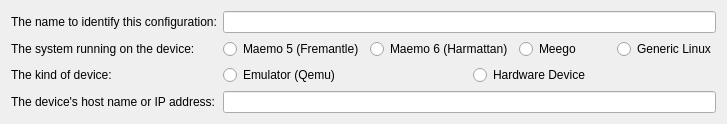
Old version of the form src/plugins/qt4projectmanager/qt-maemo/maemodeviceconfigwizardstartpage.ui in the repository qt-creator/qt-creator.
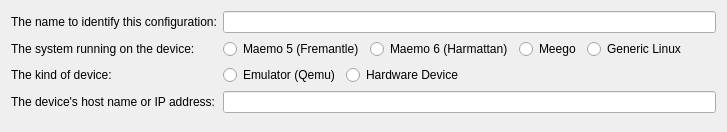
New version of the form.

Commit message: Maemo: Fix device configurations wizard UI.

```diff
--- a/src/plugins/qt4projectmanager/qt-maemo/maemodeviceconfigwizardstartpage.ui
+++ b/src/plugins/qt4projectmanager/qt-maemo/maemodeviceconfigwizardstartpage.ui
@@ -7,13 +7,16 @@
     <x>0</x>
     <y>0</y>
     <width>727</width>
-    <height>122</height>
+    <height>132</height>
    </rect>
   </property>
   <property name="windowTitle">
    <string>WizardPage</string>
   </property>
   <layout class="QFormLayout" name="formLayout">
+   <property name="fieldGrowthPolicy">
+    <enum>QFormLayout::AllNonFixedFieldsGrow</enum>
+   </property>
    <item row="0" column="0">
     <widget class="QLabel" name="nameLabel">
      <property name="text">
@@ -61,6 +64,19 @@
        </property>
       </widget>
      </item>
+     <item>
+      <spacer name="horizontalSpacer">
+       <property name="orientation">
+        <enum>Qt::Horizontal</enum>
+       </property>
+       <property name="sizeHint" stdset="0">
+        <size>
+         <width>40</width>
+         <height>20</height>
+        </size>
+       </property>
+      </spacer>
+     </item>
     </layout>
    </item>
    <item row="2" column="0">
@@ -86,6 +102,19 @@
        </property>
       </widget>
      </item>
+     <item>
+      <spacer name="horizontalSpacer_2">
+       <property name="orientation">
+        <enum>Qt::Horizontal</enum>
+       </property>
+       <property name="sizeHint" stdset="0">
+        <size>
+         <width>40</width>
+         <height>20</height>
+        </size>
+       </property>
+      </spacer>
+     </item>
     </layout>
    </item>
    <item row="3" column="0">
```
